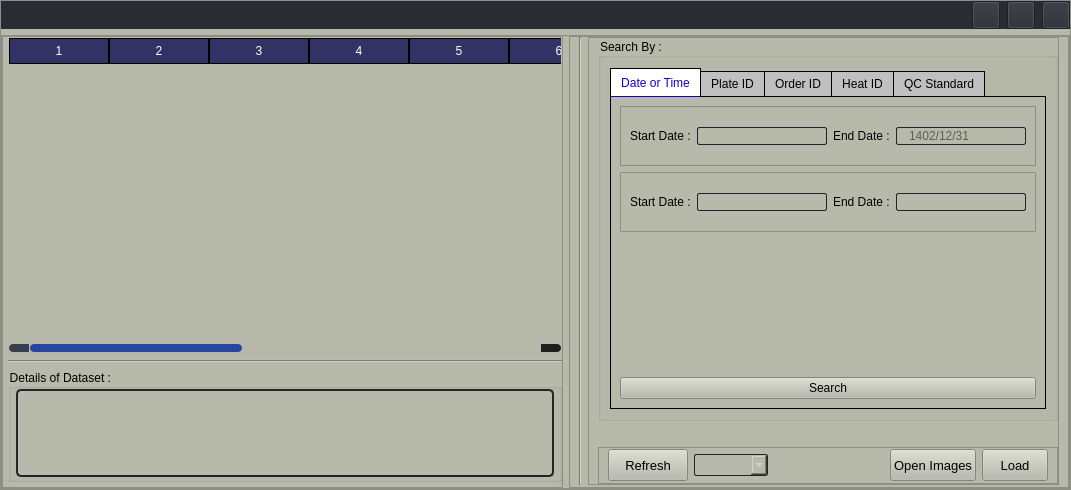
First picture: the form in Sheet_loader_win/data_loader.ui, repository DORSA-co/trainApp_oxin, before the edit.
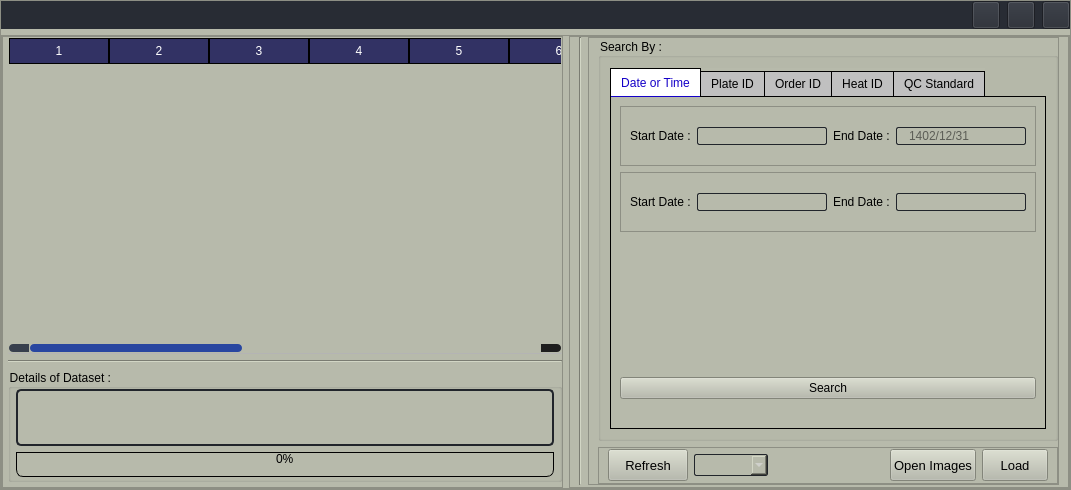
Second picture: the form after the edit. Icons and pictures are not drawn.

Commit message: add technical progressBar & add technical zoom

What changed in the file:
```diff
--- a/Sheet_loader_win/data_loader.ui
+++ b/Sheet_loader_win/data_loader.ui
@@ -893,6 +893,46 @@
                 <item>
                  <widget class="QTextEdit" name="detail_dataset"/>
                 </item>
+                <item>
+                 <widget class="QProgressBar" name="loading_progressBar">
+                  <property name="minimumSize">
+                   <size>
+                    <width>0</width>
+                    <height>25</height>
+                   </size>
+                  </property>
+                  <property name="styleSheet">
+                   <string notr="true">QProgressBar {
+border: 1px solid black;
+text-align: top;
+padding: 1px;
+border-bottom-right-radius: 7px;
+border-bottom-left-radius: 7px;
+background: QLinearGradient( x1: 0, y1: 0, x2: 1, y2: 0,
+stop: 0 #fff,
+stop: 0.4999 #eee,
+stop: 0.5 #ddd,
+stop: 1 #eee );
+width: 15px;
+}
+
+QProgressBar::chunk {
+background: QLinearGradient( x1: 0, y1: 0, x2: 1, y2: 0,
+stop: 0 #78d,
+stop: 0.4999 #46a,
+stop: 0.5 #45a,
+stop: 1 #238 );
+border-bottom-right-radius: 7px;
+border-bottom-left-radius: 7px;
+border: 1px solid black;
+}
+</string>
+                  </property>
+                  <property name="value">
+                   <number>0</number>
+                  </property>
+                 </widget>
+                </item>
                </layout>
               </widget>
              </item>
@@ -1191,6 +1231,16 @@
                          </property>
                         </widget>
                        </item>
+                       <item>
+                        <widget class="QLabel" name="warning">
+                         <property name="text">
+                          <string/>
+                         </property>
+                         <property name="alignment">
+                          <set>Qt::AlignCenter</set>
+                         </property>
+                        </widget>
+                       </item>
                       </layout>
                      </widget>
                      <widget class="QWidget" name="id_page">
@@ -1399,16 +1449,6 @@
                   </layout>
                  </widget>
                 </item>
-                <item>
-                 <widget class="QLabel" name="warning">
-                  <property name="text">
-                   <string/>
-                  </property>
-                  <property name="alignment">
-                   <set>Qt::AlignCenter</set>
-                  </property>
-                 </widget>
-                </item>
                 <item alignment="Qt::AlignRight">
                  <widget class="QFrame" name="frame_7">
                   <property name="minimumSize">
```
The commit also changes 9 other files.
